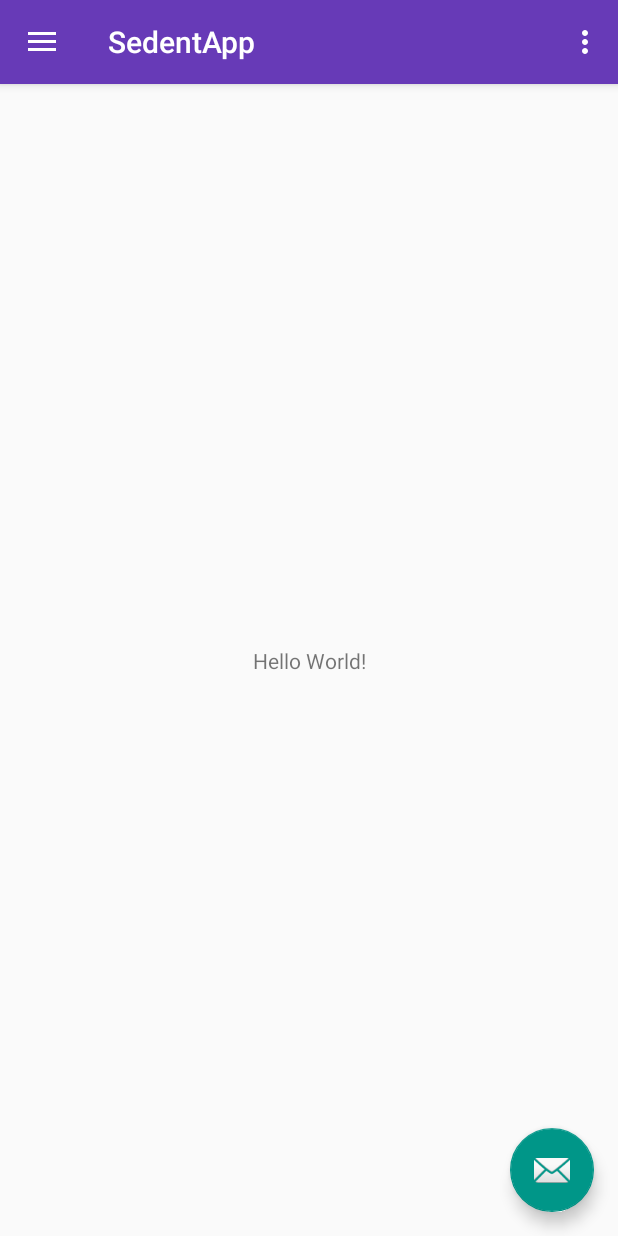
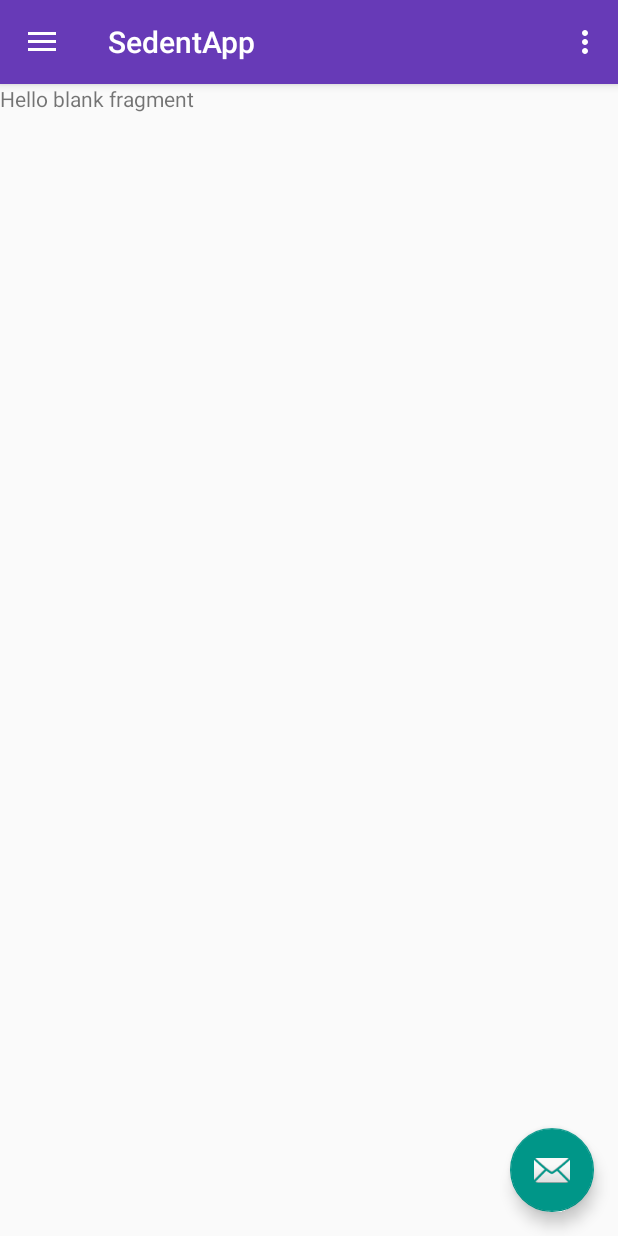
Before and after one commit to angelcastro2/SedentApp, an Android app: the screen it shows after launch (MainActivity), in the side drawer, after a tap on "Objetivos", on a phone screen of 412 x 824 dp. Run offline under Robolectric (Android 15) with nearby library versions, the phone set to English and light mode, and no system bars.

Commit message:
gestión de fragments hecha para objetivos.

```diff
--- a/app/build.gradle
+++ b/app/build.gradle
@@ -24,6 +24,7 @@ dependencies {
     implementation 'com.android.support:appcompat-v7:26.1.0'
     implementation 'com.android.support:design:26.1.0'
     implementation 'com.android.support.constraint:constraint-layout:1.0.2'
+    implementation 'com.android.support:support-v4:26.1.0'
     testImplementation 'junit:junit:4.12'
     androidTestImplementation 'com.android.support.test:runner:1.0.1'
     androidTestImplementation 'com.android.support.test.espresso:espresso-core:3.0.1'
--- a/app/src/main/java/com/sedentapp/sedentapp/sedentapp/MainActivity.java
+++ b/app/src/main/java/com/sedentapp/sedentapp/sedentapp/MainActivity.java
@@ -1,5 +1,8 @@
 package com.sedentapp.sedentapp.sedentapp;
 
+import android.support.v4.app.Fragment;
+import android.support.v4.app.FragmentManager;
+import android.support.v4.app.FragmentTransaction;
 import android.os.Bundle;
 import android.support.design.widget.FloatingActionButton;
 import android.support.design.widget.Snackbar;
@@ -40,6 +43,13 @@ public class MainActivity extends AppCompatActivity
 
         NavigationView navigationView = (NavigationView) findViewById(R.id.nav_view);
         navigationView.setNavigationItemSelectedListener(this);
+
+        //Cargamos el fragmento inicial e inicializamos el fragmentManager
+        FragmentManager fragmentManager = getSupportFragmentManager();
+        FragmentTransaction fragmentTransaction = fragmentManager.beginTransaction();
+        Fragment fragment = new ObjetivosFragment();
+        fragmentTransaction.replace(R.id.MainContainer,fragment);
+        fragmentTransaction.commit();
     }
 
     @Override
@@ -80,12 +90,20 @@ public class MainActivity extends AppCompatActivity
         // Handle navigation view item clicks here.
         int id = item.getItemId();
 
+        //inicializar fragmentManager y empezar transaccion
+        FragmentManager fragmentManager = getSupportFragmentManager();
+        FragmentTransaction fragmentTransaction = fragmentManager.beginTransaction();
+
         if (id == R.id.nav_camera) {
             // Handle the camera action
         } else if (id == R.id.nav_gallery) {
 
-        } else if (id == R.id.nav_slideshow) {
-
+        } else if (id == R.id.nav_objetivos) {
+            Fragment fragment = new ObjetivosFragment();
+            for(int i = 0; i < fragmentManager.getBackStackEntryCount(); ++i) {
+                fragmentManager.popBackStack();
+            }
+            fragmentTransaction.replace(R.id.MainContainer,fragment);
         } else if (id == R.id.nav_manage) {
 
         } else if (id == R.id.nav_share) {
@@ -96,6 +114,10 @@ public class MainActivity extends AppCompatActivity
 
         DrawerLayout drawer = (DrawerLayout) findViewById(R.id.drawer_layout);
         drawer.closeDrawer(GravityCompat.START);
+        // commit cambios en los framentos
+        fragmentTransaction.commit();
         return true;
     }
+
+
 }
--- /dev/null
+++ b/app/src/main/java/com/sedentapp/sedentapp/sedentapp/ObjetivosFragment.java
@@ -0,0 +1,107 @@
+package com.sedentapp.sedentapp.sedentapp;
+
+import android.content.Context;
+import android.net.Uri;
+import android.os.Bundle;
+import android.support.v4.app.Fragment;
+import android.view.LayoutInflater;
+import android.view.View;
+import android.view.ViewGroup;
+
+
+/**
+ * A simple {@link Fragment} subclass.
+ * Activities that contain this fragment must implement the
+ * to handle interaction events.
+ * Use the {@link ObjetivosFragment#newInstance} factory method to
+ * create an instance of this fragment.
+ */
+public class ObjetivosFragment extends Fragment {
+    // TODO: Rename parameter arguments, choose names that match
+    // the fragment initialization parameters, e.g. ARG_ITEM_NUMBER
+    private static final String ARG_PARAM1 = "param1";
+    private static final String ARG_PARAM2 = "param2";
+
+    // TODO: Rename and change types of parameters
+    private String mParam1;
+    private String mParam2;
+
+//    private OnFragmentInteractionListener mListener;
+
+    public ObjetivosFragment() {
+        // Required empty public constructor
+    }
+
+    /**
+     * Use this factory method to create a new instance of
+     * this fragment using the provided parameters.
+     *
+     * @param param1 Parameter 1.
+     * @param param2 Parameter 2.
+     * @return A new instance of fragment ObjetivosFragment.
+     */
+    // TODO: Rename and change types and number of parameters
+    public static ObjetivosFragment newInstance(String param1, String param2) {
+        ObjetivosFragment fragment = new ObjetivosFragment();
+        Bundle args = new Bundle();
+        args.putString(ARG_PARAM1, param1);
+        args.putString(ARG_PARAM2, param2);
+        fragment.setArguments(args);
+        return fragment;
+    }
+
+    @Override
+    public void onCreate(Bundle savedInstanceState) {
+        super.onCreate(savedInstanceState);
+        if (getArguments() != null) {
+            mParam1 = getArguments().getString(ARG_PARAM1);
+            mParam2 = getArguments().getString(ARG_PARAM2);
+        }
+    }
+
+    @Override
+    public View onCreateView(LayoutInflater inflater, ViewGroup container,
+                             Bundle savedInstanceState) {
+        // Inflate the layout for this fragment
+        return inflater.inflate(R.layout.fragment_objetivos, container, false);
+    }
+
+    // TODO: Rename method, update argument and hook method into UI event
+    public void onButtonPressed(Uri uri) {
+//        if (mListener != null) {
+//            mListener.onFragmentInteraction(uri);
+//        }
+    }
+
+    @Override
+    public void onAttach(Context context) {
+        super.onAttach(context);
+//        if (context instanceof OnFragmentInteractionListener) {
+//            mListener = (OnFragmentInteractionListener) context;
+//        } else {
+//            throw new RuntimeException(context.toString()
+//                    + " must implement OnFragmentInteractionListener");
+//        }
+    }
+
+    @Override
+    public void onDetach() {
+        super.onDetach();
+//        mListener = null;
+    }
+
+    /**
+     * This interface must be implemented by activities that contain this
+     * fragment to allow an interaction in this fragment to be communicated
+     * to the activity and potentially other fragments contained in that
+     * activity.
+     * <p>
+     * See the Android Training lesson <a href=
+     * "http://developer.android.com/training/basics/fragments/communicating.html"
+     * >Communicating with Other Fragments</a> for more information.
+     */
+//    public interface OnFragmentInteractionListener {
+//        // TODO: Update argument type and name
+//        void onFragmentInteraction(Uri uri);
+//    }
+}
--- a/app/src/main/res/layout/app_bar_main.xml
+++ b/app/src/main/res/layout/app_bar_main.xml
@@ -20,7 +20,11 @@
 
     </android.support.design.widget.AppBarLayout>
 
-    <include layout="@layout/content_main" />
+    <FrameLayout
+        android:id="@+id/MainContainer"
+        android:layout_width="match_parent"
+        android:layout_height="match_parent"
+        android:layout_marginTop="?attr/actionBarSize"/>
 
     <android.support.design.widget.FloatingActionButton
         android:id="@+id/fab"
--- /dev/null
+++ b/app/src/main/res/layout/fragment_objetivos.xml
@@ -0,0 +1,13 @@
+<FrameLayout xmlns:android="http://schemas.android.com/apk/res/android"
+    xmlns:tools="http://schemas.android.com/tools"
+    android:layout_width="match_parent"
+    android:layout_height="match_parent"
+    tools:context="com.sedentapp.sedentapp.sedentapp.ObjetivosFragment">
+
+    <!-- TODO: Update blank fragment layout -->
+    <TextView
+        android:layout_width="match_parent"
+        android:layout_height="match_parent"
+        android:text="@string/hello_blank_fragment" />
+
+</FrameLayout>
--- a/app/src/main/res/menu/activity_main_drawer.xml
+++ b/app/src/main/res/menu/activity_main_drawer.xml
@@ -11,7 +11,7 @@
             android:id="@+id/nav_gallery"
             android:title="@string/menu_actividad" />
         <item
-            android:id="@+id/nav_slideshow"
+            android:id="@+id/nav_objetivos"
             android:title="@string/menu_objetivos" />
         <item
             android:id="@+id/nav_manage"
--- a/app/src/main/res/values/strings.xml
+++ b/app/src/main/res/values/strings.xml
@@ -13,4 +13,7 @@
     <string name="menu_ajustes">Ajustes</string>
     <string name="menu_acerca_de">Acerca de</string>
 
+    <!-- TODO: Remove or change this placeholder text -->
+    <string name="hello_blank_fragment">Hello blank fragment</string>
+
 </resources>
```
